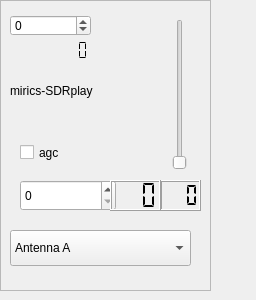
The window that devices/sdrplay-handler/sdrplay-widget.ui (JvanKatwijk/qt-dab) describes before a commit, drawn with Qt 5.
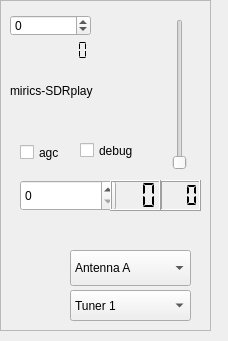
The same window after the commit.

Commit message: added checkbox for debug in sdrplay-handler

```diff
--- a/devices/sdrplay-handler/sdrplay-widget.ui
+++ b/devices/sdrplay-handler/sdrplay-widget.ui
@@ -6,8 +6,8 @@
    <rect>
     <x>0</x>
     <y>0</y>
-    <width>256</width>
-    <height>300</height>
+    <width>228</width>
+    <height>341</height>
    </rect>
   </property>
   <property name="windowTitle">
@@ -19,7 +19,7 @@
      <x>0</x>
      <y>0</y>
      <width>211</width>
-     <height>291</height>
+     <height>331</height>
     </rect>
    </property>
    <property name="frameShape">
@@ -140,8 +140,8 @@
    <widget class="QLabel" name="serialNumber">
     <property name="geometry">
      <rect>
-      <x>10</x>
-      <y>210</y>
+      <x>20</x>
+      <y>220</y>
       <width>141</width>
       <height>20</height>
      </rect>
@@ -153,9 +153,9 @@
    <widget class="QComboBox" name="antennaSelector">
     <property name="geometry">
      <rect>
-      <x>10</x>
-      <y>230</y>
-      <width>181</width>
+      <x>70</x>
+      <y>250</y>
+      <width>121</width>
       <height>36</height>
      </rect>
     </property>
@@ -202,6 +202,42 @@
      <enum>QLCDNumber::Flat</enum>
     </property>
    </widget>
+   <widget class="QComboBox" name="tunerSelector">
+    <property name="geometry">
+     <rect>
+      <x>70</x>
+      <y>290</y>
+      <width>121</width>
+      <height>31</height>
+     </rect>
+    </property>
+    <property name="toolTip">
+     <string>&lt;html&gt;&lt;head/&gt;&lt;body&gt;&lt;p&gt;If the device is an rspduo, select the tuner with this combobox&lt;/p&gt;&lt;/body&gt;&lt;/html&gt;</string>
+    </property>
+    <item>
+     <property name="text">
+      <string>Tuner 1</string>
+     </property>
+    </item>
+    <item>
+     <property name="text">
+      <string>Tuner 2</string>
+     </property>
+    </item>
+   </widget>
+   <widget class="QCheckBox" name="debugControl">
+    <property name="geometry">
+     <rect>
+      <x>80</x>
+      <y>140</y>
+      <width>88</width>
+      <height>21</height>
+     </rect>
+    </property>
+    <property name="text">
+     <string>debug</string>
+    </property>
+   </widget>
   </widget>
  </widget>
  <resources/>
```
Left out of the diff: 13 changed lines with no effect on the pictures. The commit also changes 5 other files.
